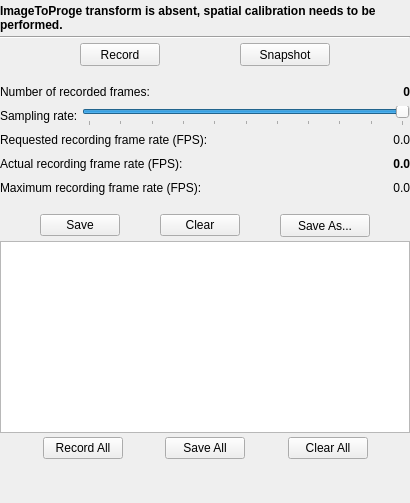
This is PlusApp/fCal/Toolboxes/QCapturingToolbox.ui in PlusToolkit/PlusApp as Qt 5 draws it before an edit. The edited form follows.
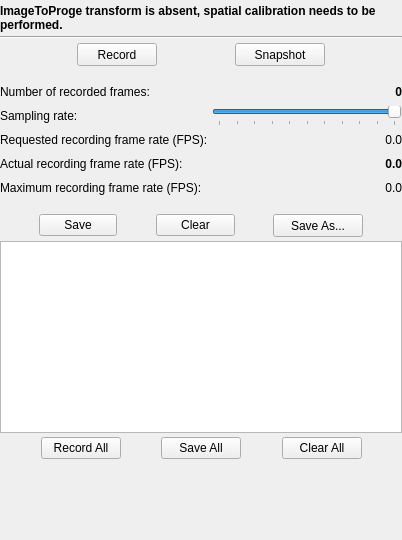
This is the edited form. Icons and pictures are not drawn.

```diff
--- a/PlusApp/fCal/Toolboxes/QCapturingToolbox.ui
+++ b/PlusApp/fCal/Toolboxes/QCapturingToolbox.ui
@@ -2,6 +2,14 @@
 <ui version="4.0">
  <class>CapturingToolbox</class>
  <widget class="QWidget" name="CapturingToolbox">
+  <property name="geometry">
+   <rect>
+    <x>0</x>
+    <y>0</y>
+    <width>402</width>
+    <height>540</height>
+   </rect>
+  </property>
   <property name="windowTitle">
    <string>Capturing</string>
   </property>
@@ -156,11 +164,8 @@
     </spacer>
    </item>
    <item>
-    <layout class="QHBoxLayout" name="horizontalLayout">
-     <property name="spacing">
-      <number>4</number>
-     </property>
-     <item>
+    <layout class="QGridLayout" name="gridLayout">
+     <item row="0" column="0">
       <widget class="QLabel" name="label_NumberOfRecordedFramesText">
        <property name="minimumSize">
         <size>
@@ -173,7 +178,7 @@
        </property>
       </widget>
      </item>
-     <item>
+     <item row="0" column="1">
       <widget class="QLabel" name="label_NumberOfRecordedFrames">
        <property name="font">
         <font>
@@ -189,18 +194,53 @@
        </property>
       </widget>
      </item>
-    </layout>
-   </item>
-   <item>
-    <layout class="QHBoxLayout" name="horizontalLayout_7">
-     <item>
+     <item row="1" column="0">
       <widget class="QLabel" name="label">
        <property name="text">
         <string>Sampling rate:</string>
        </property>
       </widget>
      </item>
-     <item>
+     <item row="3" column="0">
+      <widget class="QLabel" name="label_ActualRecordingFrameRateText">
+       <property name="minimumSize">
+        <size>
+         <width>0</width>
+         <height>20</height>
+        </size>
+       </property>
+       <property name="text">
+        <string>Actual recording frame rate (FPS): </string>
+       </property>
+      </widget>
+     </item>
+     <item row="3" column="1">
+      <widget class="QLabel" name="label_ActualRecordingFrameRate">
+       <property name="font">
+        <font>
+         <weight>75</weight>
+         <bold>true</bold>
+        </font>
+       </property>
+       <property name="text">
+        <string>0.0</string>
+       </property>
+       <property name="alignment">
+        <set>Qt::AlignRight|Qt::AlignTrailing|Qt::AlignVCenter</set>
+       </property>
+      </widget>
+     </item>
+     <item row="2" column="1">
+      <widget class="QLabel" name="label_RequestedRecordingFrameRate">
+       <property name="text">
+        <string>0.0</string>
+       </property>
+       <property name="alignment">
+        <set>Qt::AlignRight|Qt::AlignTrailing|Qt::AlignVCenter</set>
+       </property>
+      </widget>
+     </item>
+     <item row="1" column="1">
       <widget class="QSlider" name="horizontalSlider_SamplingRate">
        <property name="maximum">
         <number>10</number>
@@ -231,11 +271,7 @@
        </property>
       </widget>
      </item>
-    </layout>
-   </item>
-   <item>
-    <layout class="QHBoxLayout" name="horizontalLayout_9">
-     <item>
+     <item row="2" column="0">
       <widget class="QLabel" name="label_RequestedRecordingFrameRateText">
        <property name="minimumSize">
         <size>
@@ -248,57 +284,7 @@
        </property>
       </widget>
      </item>
-     <item>
-      <widget class="QLabel" name="label_RequestedRecordingFrameRate">
-       <property name="text">
-        <string>0.0</string>
-       </property>
-       <property name="alignment">
-        <set>Qt::AlignRight|Qt::AlignTrailing|Qt::AlignVCenter</set>
-       </property>
-      </widget>
-     </item>
-    </layout>
-   </item>
-   <item>
-    <layout class="QHBoxLayout" name="horizontalLayout_2">
-     <property name="spacing">
-      <number>4</number>
-     </property>
-     <item>
-      <widget class="QLabel" name="label_ActualRecordingFrameRateText">
-       <property name="minimumSize">
-        <size>
-         <width>0</width>
-         <height>20</height>
-        </size>
-       </property>
-       <property name="text">
-        <string>Actual recording frame rate (FPS): </string>
-       </property>
-      </widget>
-     </item>
-     <item>
-      <widget class="QLabel" name="label_ActualRecordingFrameRate">
-       <property name="font">
-        <font>
-         <weight>75</weight>
-         <bold>true</bold>
-        </font>
-       </property>
-       <property name="text">
-        <string>0.0</string>
-       </property>
-       <property name="alignment">
-        <set>Qt::AlignRight|Qt::AlignTrailing|Qt::AlignVCenter</set>
-       </property>
-      </widget>
-     </item>
-    </layout>
-   </item>
-   <item>
-    <layout class="QHBoxLayout" name="horizontalLayout_8">
-     <item>
+     <item row="4" column="0">
       <widget class="QLabel" name="label_MaximumRecordingFrameRateText">
        <property name="minimumSize">
         <size>
@@ -311,7 +297,7 @@
        </property>
       </widget>
      </item>
-     <item>
+     <item row="4" column="1">
       <widget class="QLabel" name="label_MaximumRecordingFrameRate">
        <property name="text">
         <string>0.0</string>
```
Left out of the diff: 15 changed lines with no effect on the pictures.
